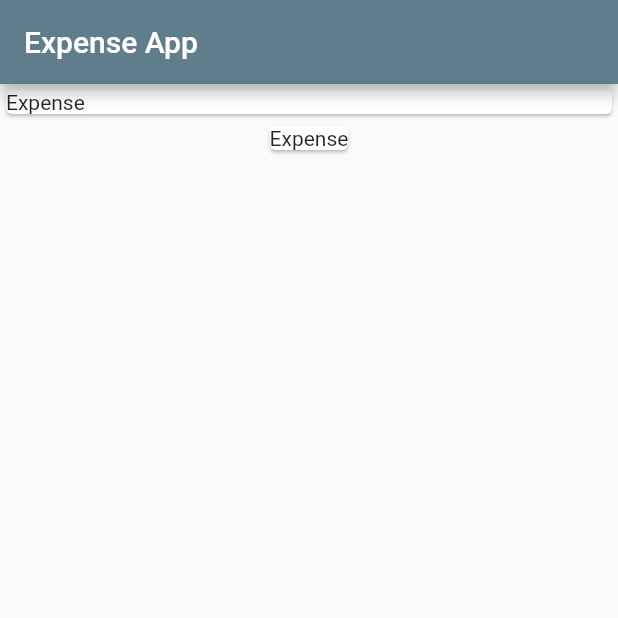
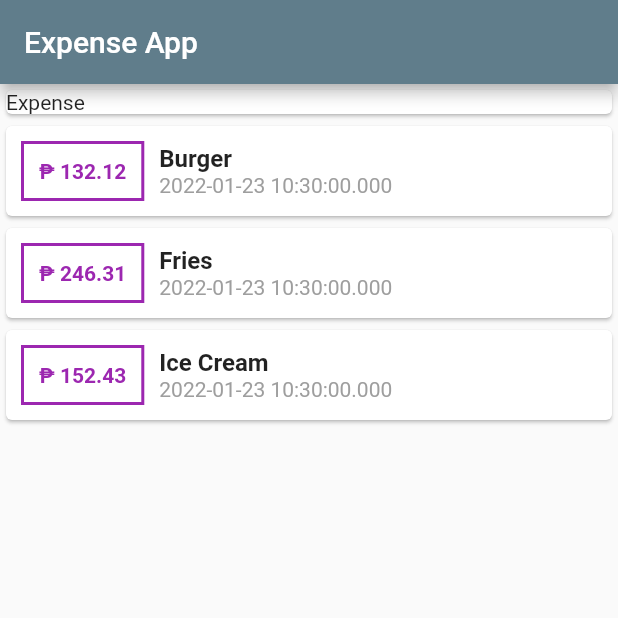
Before and after one commit to martinericksonn/Personal-Expense-Tracker, a Flutter app: the screen it shows after launch, on a phone screen of 412 x 824 dp, the top half of it. Run offline on Flutter 3.47's test engine with Material 2 defaults, Android fonts, the phone set to English and light mode, and no system bars.

Commit message:
transaction list on cards

```diff
--- a/personal_expense_tracker/lib/main.dart
+++ b/personal_expense_tracker/lib/main.dart
@@ -1,6 +1,7 @@
 // ignore_for_file: prefer_const_constructors, sized_box_for_whitespace
 
 import 'package:flutter/material.dart';
+import 'package:personal_expense_tracker/transactions.dart';
 
 void main() {
   runApp(const MyApp());
@@ -17,26 +18,23 @@ class MyApp extends StatelessWidget {
       theme: ThemeData(
         primarySwatch: Colors.blueGrey,
       ),
-      home: const MyHomePage(title: 'Expense App'),
+      home: MyHomePage(),
     );
   }
 }
 
-class MyHomePage extends StatefulWidget {
-  const MyHomePage({Key? key, required this.title}) : super(key: key);
-
-  final String title;
-
-  @override
-  State<MyHomePage> createState() => _MyHomePageState();
-}
-
-class _MyHomePageState extends State<MyHomePage> {
+// ignore: use_key_in_widget_constructors
+class MyHomePage extends StatelessWidget {
+  final List<Transaction> transactions = [
+    Transaction('01', 'Burger', 132.12, DateTime.now()),
+    Transaction('02', 'Fries', 246.31, DateTime.now()),
+    Transaction('03', 'Ice Cream', 152.43, DateTime.now()),
+  ];
   @override
   Widget build(BuildContext context) {
     return Scaffold(
         appBar: AppBar(
-          title: Text(widget.title),
+          title: Text('Expense App'),
         ),
         body: Column(
           children: [
@@ -47,8 +45,54 @@ class _MyHomePageState extends State<MyHomePage> {
                 child: Text("Expense"),
               ),
             ),
-            Card(
-              child: Text("Expense"),
+            Column(
+              children: transactions.map((transaction) {
+                return Card(
+                  child: Row(
+                    children: <Widget>[
+                      Container(
+                        margin: EdgeInsets.all(10),
+                        // margin: EdgeInsets.symmetric(
+                        //   horizontal: 15,
+                        //   vertical: 10,
+                        // ),
+                        padding: EdgeInsets.all(10),
+                        decoration: BoxDecoration(
+                          border: Border.all(
+                            color: Colors.purple,
+                            width: 2,
+                          ),
+                        ),
+                        child: Text(
+                          '₱ ${transaction.amount}',
+                          style: TextStyle(
+                            fontWeight: FontWeight.bold,
+                            color: Colors.purple,
+                          ),
+                        ),
+                      ),
+                      Column(
+                        crossAxisAlignment: CrossAxisAlignment.start,
+                        children: <Widget>[
+                          Text(
+                            transaction.title,
+                            style: TextStyle(
+                              fontWeight: FontWeight.bold,
+                              fontSize: 16,
+                            ),
+                          ),
+                          Text(
+                            transaction.date.toString(),
+                            style: TextStyle(
+                              color: Colors.grey,
+                            ),
+                          ),
+                        ],
+                      )
+                    ],
+                  ),
+                );
+              }).toList(),
             )
           ],
         ));
--- /dev/null
+++ b/personal_expense_tracker/lib/transactions.dart
@@ -0,0 +1,13 @@
+class Transaction {
+  final String id;
+  final String title;
+  final double amount;
+  final DateTime date;
+
+  Transaction(
+    this.id,
+    this.title,
+    this.amount,
+    this.date,
+  );
+}
```
